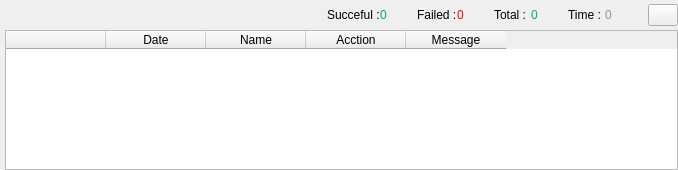
First picture: the form in ui/Public/Info.ui, repository kreemkhaled112/GUI, before the edit.
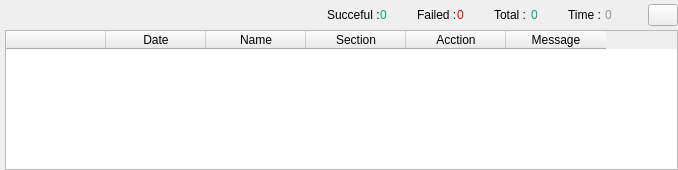
Second picture: the form after the edit. Icons and pictures are not drawn.

```diff
--- a/ui/Public/Info.ui
+++ b/ui/Public/Info.ui
@@ -76,6 +76,11 @@
           <string>Name</string>
          </property>
         </column>
+        <column>
+         <property name="text">
+          <string>Section</string>
+         </property>
+        </column>
         <column>
          <property name="text">
           <string>Acction</string>
```
Left out of the diff: 4 changed lines with no effect on the pictures.
